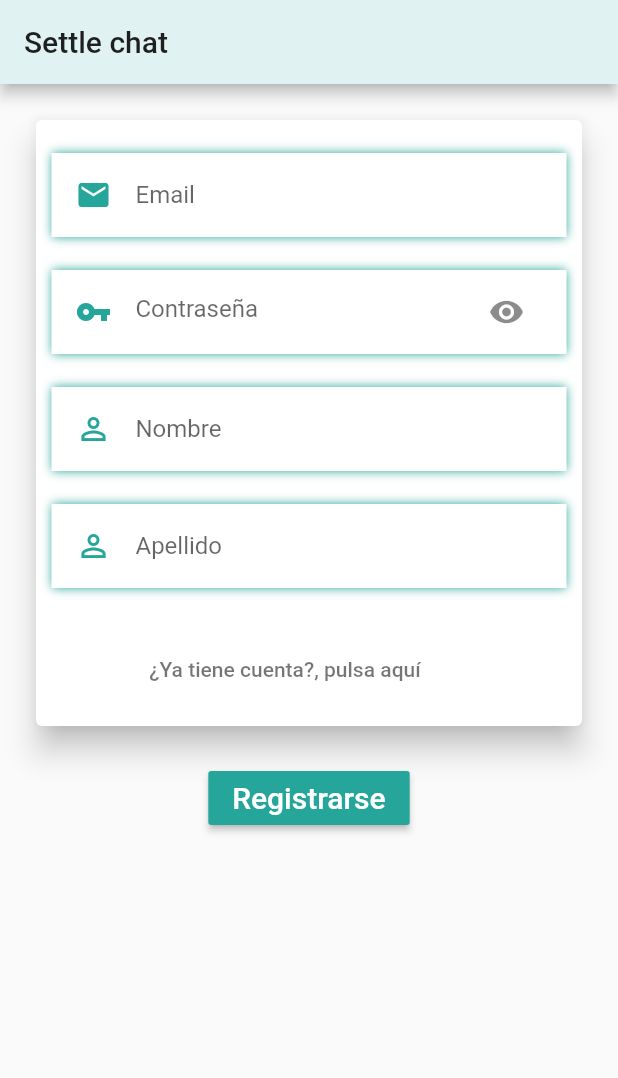
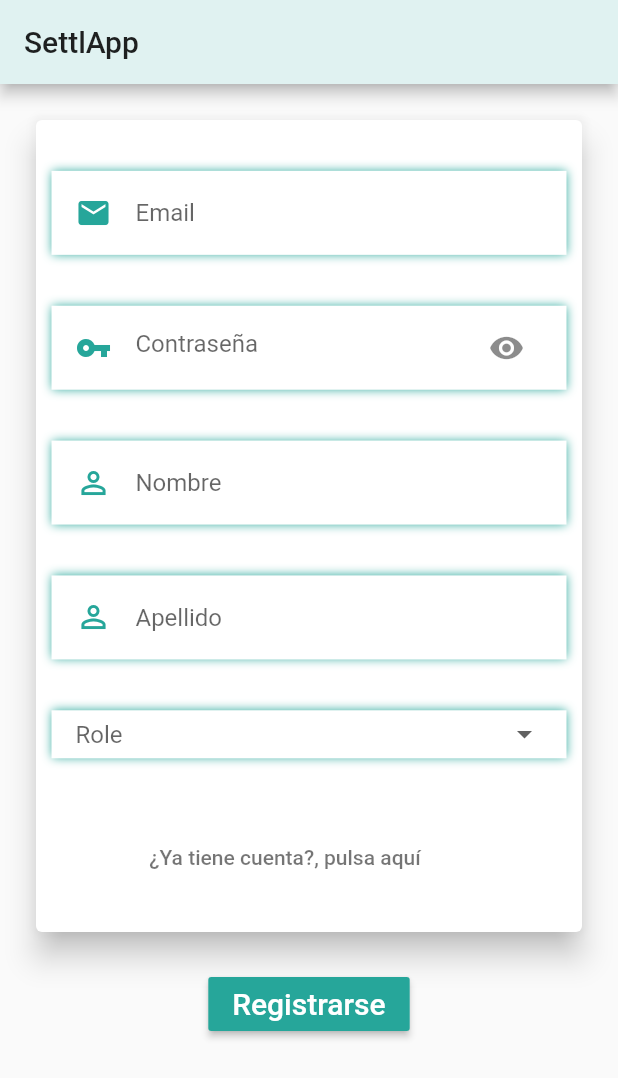
Before and after one commit to oumi/TalkApp, a Flutter app: the screen it shows after launch, after a tap on "¿No tiene cuenta?, pulsa aquí", on a phone screen of 412 x 824 dp. Shown: the top 1078 px of the screen. Run offline on Flutter 3.47's test engine with Material 2 defaults, Android fonts, the phone set to English and light mode, and no system bars; our stand-ins replace cached_network_image, dio, file_picker, firebase_auth, firebase_database, firebase_storage and 1 more; missing offline and left inert: downloads_path_provider, flutter_pdfview; accounts and stored records are empty.

Commit message:
Chatear por roles

```diff
--- a/lib/Controller/ContactsController.dart
+++ b/lib/Controller/ContactsController.dart
@@ -43,7 +43,7 @@ class ContactsControllerState extends State<ContactsController> {
     // get only the users that have the same role than the current one
    // return
      :new FirebaseAnimatedList(
-          query: FirebaseHelper().base_user.orderByChild("role").equalTo(currentUser.role),
+          query: FirebaseHelper().base_user.orderByChild("room").equalTo(currentUser.room),
           //FirebaseHelper().getRole(widget.id)
           sort: ( a, b ) => a.value['name'].toString().toLowerCase().compareTo(
               b.value['name'].toString().toLowerCase()),
@@ -58,7 +58,7 @@ class ContactsControllerState extends State<ContactsController> {
                 leading: new CustomImage(
                     newUser.imageUrl, newUser.initiales, 20.0),
                 title: new Text("${newUser.name} ${newUser.surname}"),
-                subtitle: new Text((newUser.role == null)
+                subtitle: new Text((newUser.role == null )
                     ? ""
                     : "${newUser.role}"
                     , style: TextStyle(
--- a/lib/Controller/LoginController.dart
+++ b/lib/Controller/LoginController.dart
@@ -1,5 +1,3 @@
-
-
 import 'package:flutter/cupertino.dart';
 import 'package:flutter/material.dart';
 import 'package:inedithos_chat/Widgets/DialogBox.dart';
@@ -19,6 +17,7 @@ class LoginControllerState extends State<LoginController>{
   String _surname;
   bool _obscureText = true;
   String _title = appName;
+  String _role ;//= '';
 
   @override
   Widget build(BuildContext context) {
@@ -29,10 +28,8 @@ class LoginControllerState extends State<LoginController>{
           children: <Widget>[
             new Container(
               margin: EdgeInsets.all(20.0),
-
-              // padding: EdgeInsets.only(top:30),
               width: MediaQuery.of(context).size.width -40 ,
-              height: MediaQuery.of(context).size.height /2,
+              height: MediaQuery.of(context).size.height /1.5,
               child: new Card(
                   elevation: 8.5,
                   child:  new Container(
@@ -48,7 +45,7 @@ class LoginControllerState extends State<LoginController>{
             new RaisedButton(
               onPressed: _manageLog,
               color: teal400,
-              child: new Text((_log== true)? 'Connectarse':'Registrarse',
+              child: new Text((_log== true)? 'Conectarse':'Registrarse',
                 style: new TextStyle(
                     color: Colors.white,
                     fontSize: 20.0
@@ -75,12 +72,18 @@ class LoginControllerState extends State<LoginController>{
         }else {
           if (_name != null) {
             if (_surname!= null){
-              //crear cuenta
-              FirebaseHelper().handleSignUp(_mail, _password, _name, _surname).then((FirebaseUser user){
-                print("Se ha creado el usuario ${user.uid}");
-              }).catchError((error) {
-                dialogBox.information(context, "Error",error.toString());
-              });
+              if (_role!= null  || _role =='') {
+                //crear cuenta
+                FirebaseHelper()
+                    .handleSignUp(_mail, _password, _name, _surname, _role)
+                    .then(( FirebaseUser user ) {
+                  print("Se ha creado el usuario ${user.uid}");
+                }).catchError(( error ) {
+                  dialogBox.information(context, "Error", error.toString());
+                });
+              }else {
+                dialogBox.information(context, "Aviso","Para poder regitrarse, Introduzca su rol");
+              }
             }else {
               //Aviso apellidos
               dialogBox.information(context, "Aviso","Para poder regitrarse, Introduzca sus apellidos");
@@ -101,7 +104,7 @@ class LoginControllerState extends State<LoginController>{
       print('_manageLog  mail');
       dialogBox.information(context, "Aviso", "No se ha introducido el correo");
     }
-    print('_manageLog  finishing');
+
   }
   List<Widget> cardElements () {
     List<Widget> widgets = [];
@@ -183,7 +186,7 @@ class LoginControllerState extends State<LoginController>{
         ),
       ),
     );
-    // si no estamos connectados
+    // si no estamos conectados
 
     if (_log == false){
       widgets.add(
@@ -251,8 +254,94 @@ class LoginControllerState extends State<LoginController>{
         ),
       );
 
+      widgets.add(
+        Container(
+          width: MediaQuery.of(context).size.width/1.2,
+          // height: MediaQuery.of(context).size.height/20,
+          //  margin: EdgeInsets.only(top: MediaQuery.of(context).size.height/50),
+          padding: EdgeInsets.only(
+              top: 4,left: 16, right: 16, bottom: 4
+          ),
+          decoration: BoxDecoration(
+              color: Colors.white,
+              boxShadow: [
+                BoxShadow(
+                    color: teal400,
+                    blurRadius: blurRad
+                )
+              ]
+          ),
+          child: new DropdownButtonHideUnderline(
+            child:DropdownButton(
+              items: defaultRoles.map((String value) {
+                return new DropdownMenuItem(
+                  value: value,
+                  child: new Text(value),
+                );
+              }).toList(),
+            onChanged: (String newValue) {
+              setState(() {
+                _role = newValue;
+               // state.didChange(newValue);
+              });
+            },
+
+              hint: Text('Role'),
+              value: _role,
+              isDense: true,
+          ),),
+        ),
+      );
+    /*  widgets.add(
+        Container(
+          width: MediaQuery.of(context).size.width/1.2,
+          // height: MediaQuery.of(context).size.height/20,
+          //  margin: EdgeInsets.only(top: MediaQuery.of(context).size.height/50),
+          padding: EdgeInsets.only(
+              top: 4,left: 16, right: 16, bottom: 4
+          ),
+          decoration: BoxDecoration(
+              color: Colors.white,
+              boxShadow: [
+                BoxShadow(
+                    color: teal400,
+                    blurRadius: blurRad
+                )
+              ]
+          ),
+          child: new FormField(
+            builder: (FormFieldState state) {
+              return InputDecorator(
+                decoration: InputDecoration(
+                  border: InputBorder.none,
+                  icon: Icon(Icons.supervised_user_circle, color: teal400,),
+                  labelText: 'Role',
+                ),
+                isEmpty: _role == '',
+             //   child: new DropdownButtonHideUnderline(
+                  child: new DropdownButton(
+                    value: _role,
+                    isDense: true,
+                    onChanged: (String newValue) {
+                      setState(() {
+                        _role = newValue;
+                        state.didChange(newValue);
+                      });
+                    },
+                    items: defaultRoles.map((String value) {
+                      return new DropdownMenuItem(
+                        value: value,
+                        child: new Text(value),
+                      );
+                    }).toList(),
+                  ),
+                //),
+              );
+            },
+          ),
+        ),
+      );*/
     }
-
     widgets.add(
         new FlatButton(
             onPressed: (){
--- a/lib/Model/FirebaseHelper.dart
+++ b/lib/Model/FirebaseHelper.dart
@@ -3,7 +3,7 @@ import 'package:firebase_database/firebase_database.dart';
 import'package:inedithos_chat/Model/User.dart';
 import 'package:firebase_storage/firebase_storage.dart';
 import 'dart:io' ;
-import 'package:inedithos_chat/Model/User.dart';
+import 'package:inedithos_chat/Widgets/Const.dart';
 
 class FirebaseHelper {
   //connexion
@@ -24,7 +24,7 @@ class FirebaseHelper {
 
   }
 
-  Future<FirebaseUser> handleSignUp(String email, String password, String name, String surname) async {
+  Future<FirebaseUser> handleSignUp(String email, String password, String name, String surname, String role) async {
 
     AuthResult result = await auth.createUserWithEmailAndPassword(email: email, password: password);
     final FirebaseUser user = result.user;
@@ -37,7 +37,8 @@ class FirebaseHelper {
       "uid": uid,
       "name": name,
       "surname": surname,
-      "role": 'DEF',
+      "role": role,
+      "room": defaultRoom,
     };
     addUser(uid, map);
     return user;
@@ -67,11 +68,6 @@ class FirebaseHelper {
   Future<User> getUser(String id) async {
     DataSnapshot snapshot = await base_user.child(id).once();
     return new User(snapshot);
-  }
-
-  Future<String> getRole(String id) async {
-    DataSnapshot snapshot = await base_user.child(id).once();
-    return new User(snapshot).role;
   }
 
   sendMessage(User user, User me, String text,   String imageUrl,String fileUrl){
@@ -117,8 +113,6 @@ class FirebaseHelper {
     StorageUploadTask storageUploadTask = ref.putFile(file);
     StorageTaskSnapshot snapshot = await storageUploadTask.onComplete;
     String url = await snapshot.ref.getDownloadURL();
-    print( 'aqui');
-    print( url);
     return url;
   }
 
--- a/lib/Model/User.dart
+++ b/lib/Model/User.dart
@@ -7,6 +7,7 @@ class User {
   String imageUrl;
   String initiales;
   String role;
+  String room;
 
   User(DataSnapshot snapshot){
     Map map = snapshot.value;
@@ -15,6 +16,7 @@ class User {
     surname = map["surname"];
     imageUrl = map["imageUrl"];
     role = map["role"];
+    room = map["room"];
     if (name!= null  && name.length >0){
       initiales = name[0];
     }
@@ -34,6 +36,7 @@ class User {
       "name": name,
       "imageUrl": imageUrl,
       "role": role,
+      "room":room,
       "uid":id
     };
   }
--- a/lib/Widgets/Const.dart
+++ b/lib/Widgets/Const.dart
@@ -6,4 +6,6 @@ final teal400 = Color(0xff26a69a);
 final blurRad = 5.0;
 final cyan = Color(0xff006064);
 final blueGrey = Color(0xff263238);
-final appName = "Settle chat";
+final appName = "SettlApp";
+final defaultRoom = 'DEF';
+final List<String> defaultRoles = <String> ['','Sanitario', 'Docente', 'Familia'];
--- a/pubspec.yaml
+++ b/pubspec.yaml
@@ -40,6 +40,7 @@ dependencies:
   open_file: any
   downloads_path_provider: ^0.1.0
   flutter_local_notifications: ^0.8.4
+  firebase_messaging: ^6.0.9
 
 
 
@@ -47,10 +48,15 @@ dev_dependencies:
   flutter_test:
     sdk: flutter
 
+  flutter_launcher_name: ^0.0.1
+
 flutter_icons:
   android: "launcher_icon"
   ios: true
   image_path: "images/Logo.png"
+
+flutter_launcher_name:
+  name: "yourNewAppLauncherName"
 
 # For information on the generic Dart part of this file, see the
 # following page: https://dart.dev/tools/pub/pubspec
```
Also changed, not shown: images/Logo.png, lib/Services/PushNotificationService.dart (added), pubspec.lock, 1 other file.
